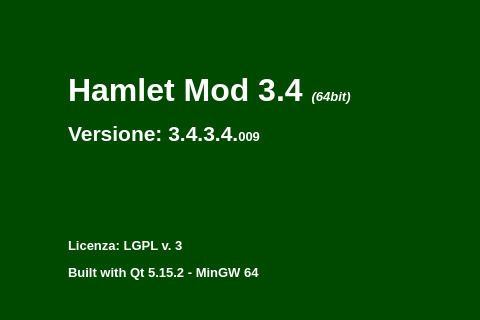
Qt form mainwindow.ui (fblabs/hamlet-mod-sancon) before a commit; both pictures show x 429 to 909 and y 0 to 320 of the 1156 by 831 pixel window.
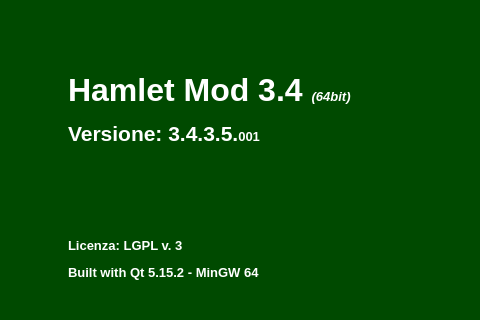
The same form after that commit. Icons and pictures are not drawn.

```diff
--- a/mainwindow.ui
+++ b/mainwindow.ui
@@ -531,7 +531,7 @@
          <enum>QFrame::NoFrame</enum>
         </property>
         <property name="text">
-         <string>&lt;html&gt;&lt;head/&gt;&lt;body&gt;&lt;p&gt;&lt;span style=&quot; font-size:24pt; font-weight:600;&quot;&gt;Hamlet Mod 3.4 &lt;/span&gt;&lt;span style=&quot; font-size:10pt; font-weight:600; font-style:italic;&quot;&gt;(64bit)&lt;/span&gt;&lt;/p&gt;&lt;p&gt;&lt;span style=&quot; font-size:16pt; font-weight:600;&quot;&gt;Versione: 3.4.3.4.&lt;/span&gt;&lt;span style=&quot; font-size:10pt; font-weight:600;&quot;&gt;009&lt;/span&gt;&lt;/p&gt;&lt;p&gt;&lt;br/&gt;&lt;/p&gt;&lt;p&gt;&lt;br/&gt;&lt;/p&gt;&lt;p&gt;&lt;span style=&quot; font-size:10pt; font-weight:600;&quot;&gt;Licenza: LGPL v. 3&lt;/span&gt;&lt;/p&gt;&lt;p&gt;&lt;span style=&quot; font-size:10pt; font-weight:600;&quot;&gt;Built with Qt 5.15.2 - MinGW 64&lt;/span&gt;&lt;/p&gt;&lt;p&gt;&lt;br/&gt;&lt;/p&gt;&lt;p&gt;&lt;span style=&quot; font-size:10pt;&quot;&gt;© FBLABS 2015-2023&lt;/span&gt;&lt;/p&gt;&lt;p&gt;&lt;a href=&quot;https://github.com/fblabs/hamlet-mod-sancon/blob/master/release/hamletMOD.exe&quot;&gt;&lt;span style=&quot; text-decoration: underline; color:#007af4;&quot;&gt;Sorgenti (github)&lt;/span&gt;&lt;/a&gt;&lt;/p&gt;&lt;/body&gt;&lt;/html&gt;</string>
+         <string>&lt;html&gt;&lt;head/&gt;&lt;body&gt;&lt;p&gt;&lt;span style=&quot; font-size:24pt; font-weight:600;&quot;&gt;Hamlet Mod 3.4 &lt;/span&gt;&lt;span style=&quot; font-size:10pt; font-weight:600; font-style:italic;&quot;&gt;(64bit)&lt;/span&gt;&lt;/p&gt;&lt;p&gt;&lt;span style=&quot; font-size:16pt; font-weight:600;&quot;&gt;Versione: 3.4.3.5.&lt;/span&gt;&lt;span style=&quot; font-size:10pt; font-weight:600;&quot;&gt;001&lt;/span&gt;&lt;/p&gt;&lt;p&gt;&lt;br/&gt;&lt;/p&gt;&lt;p&gt;&lt;br/&gt;&lt;/p&gt;&lt;p&gt;&lt;span style=&quot; font-size:10pt; font-weight:600;&quot;&gt;Licenza: LGPL v. 3&lt;/span&gt;&lt;/p&gt;&lt;p&gt;&lt;span style=&quot; font-size:10pt; font-weight:600;&quot;&gt;Built with Qt 5.15.2 - MinGW 64&lt;/span&gt;&lt;/p&gt;&lt;p&gt;&lt;br/&gt;&lt;/p&gt;&lt;p&gt;&lt;span style=&quot; font-size:10pt;&quot;&gt;© FBLABS 2015-2023&lt;/span&gt;&lt;/p&gt;&lt;p&gt;&lt;a href=&quot;https://github.com/fblabs/hamlet-mod-sancon/blob/master/release/hamletMOD.exe&quot;&gt;&lt;span style=&quot; text-decoration: underline; color:#007af4;&quot;&gt;Sorgenti (github)&lt;/span&gt;&lt;/a&gt;&lt;/p&gt;&lt;/body&gt;&lt;/html&gt;</string>
         </property>
         <property name="scaledContents">
          <bool>false</bool>
```
